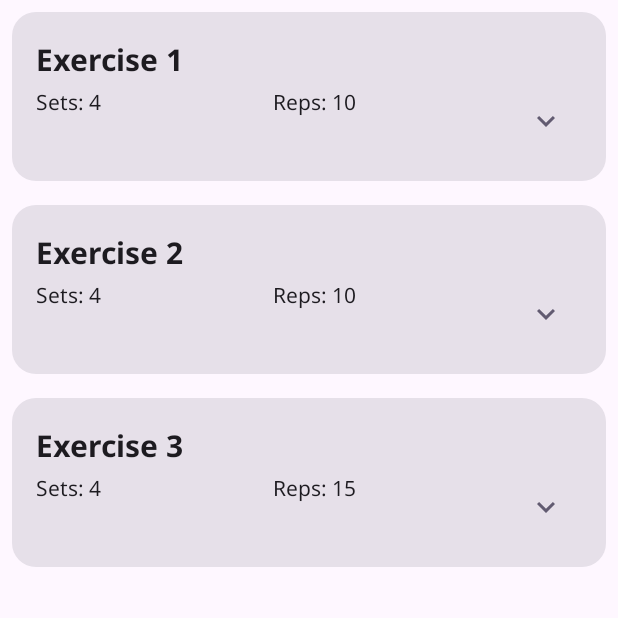
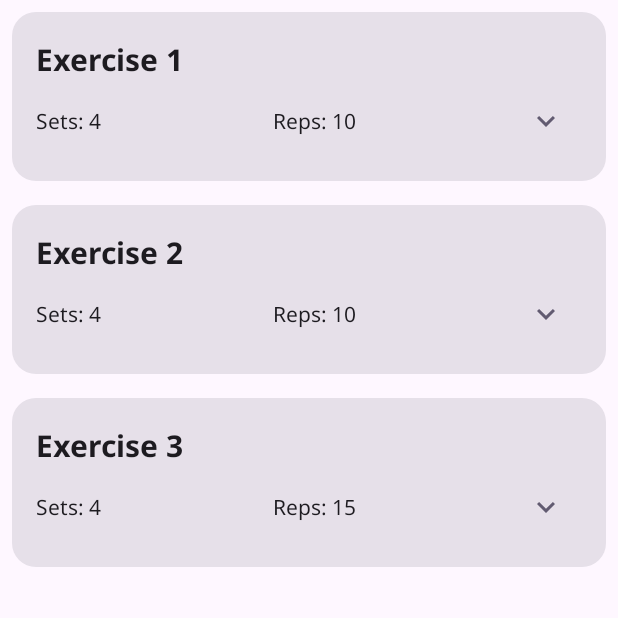
Before and after one commit to CharlesMag/Strength4mom, an Android app built with Jetpack Compose: the screen it shows after launch (MainActivity), on a phone screen of 412 x 824 dp, the top half of it. Run offline under Robolectric (Android 15) with nearby library versions, the phone set to English and light mode, and no system bars.

Commit message:
Added vertical alignment within the card

```diff
--- a/app/src/main/java/com/example/strength4mom/MainActivity.kt
+++ b/app/src/main/java/com/example/strength4mom/MainActivity.kt
@@ -26,6 +26,7 @@ import androidx.compose.runtime.getValue
 import androidx.compose.runtime.mutableStateOf
 import androidx.compose.runtime.remember
 import androidx.compose.runtime.setValue
+import androidx.compose.ui.Alignment
 import androidx.compose.ui.Modifier
 import androidx.compose.ui.res.dimensionResource
 import androidx.compose.ui.res.stringResource
@@ -104,7 +105,9 @@ fun ExoInfo(
             text = stringResource(exoName),
             style = MaterialTheme.typography.displayMedium
         )
-        Row {
+        Row(
+            verticalAlignment = Alignment.CenterVertically
+        ) {
             Text(
                 text = stringResource(R.string.sets, exoSets),
                 style = MaterialTheme.typography.displaySmall,
```
